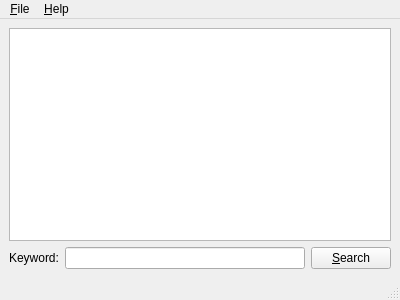
This is ui/mainwindow.ui in jnmbk/boncuk as Qt 5 draws it before an edit. The edited form follows.
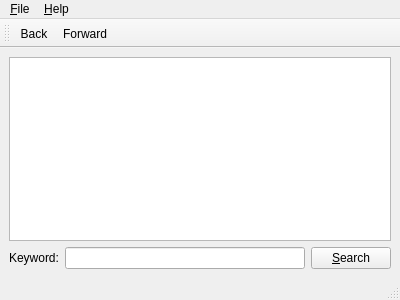
This is the edited form. Icons and pictures are not drawn.

Commit message: Added back and forward buttons for resultbrowser. It'll need some more work.

Diff of the .ui file:
```diff
--- a/ui/mainwindow.ui
+++ b/ui/mainwindow.ui
@@ -95,6 +95,19 @@
    <addaction name="menuHelp" />
   </widget>
   <widget class="QStatusBar" name="statusbar" />
+  <widget class="QToolBar" name="toolBar" >
+   <property name="windowTitle" >
+    <string>toolBar</string>
+   </property>
+   <attribute name="toolBarArea" >
+    <enum>TopToolBarArea</enum>
+   </attribute>
+   <attribute name="toolBarBreak" >
+    <bool>false</bool>
+   </attribute>
+   <addaction name="actionBack" />
+   <addaction name="actionForward" />
+  </widget>
   <action name="actionHelp" >
    <property name="text" >
     <string>&amp;Index</string>
@@ -135,6 +148,22 @@
     <string>&amp;Configure Qt4Sozluk...</string>
    </property>
   </action>
+  <action name="actionBack" >
+   <property name="icon" >
+    <iconset resource="../resources/qt4sozluk.qrc" >:/back.png</iconset>
+   </property>
+   <property name="text" >
+    <string>Back</string>
+   </property>
+  </action>
+  <action name="actionForward" >
+   <property name="icon" >
+    <iconset resource="../resources/qt4sozluk.qrc" >:/forward.png</iconset>
+   </property>
+   <property name="text" >
+    <string>Forward</string>
+   </property>
+  </action>
  </widget>
  <tabstops>
   <tabstop>keyword</tabstop>
```
Left out of the diff: 32 changed lines with no effect on the pictures. The commit also changes 4 other files.
